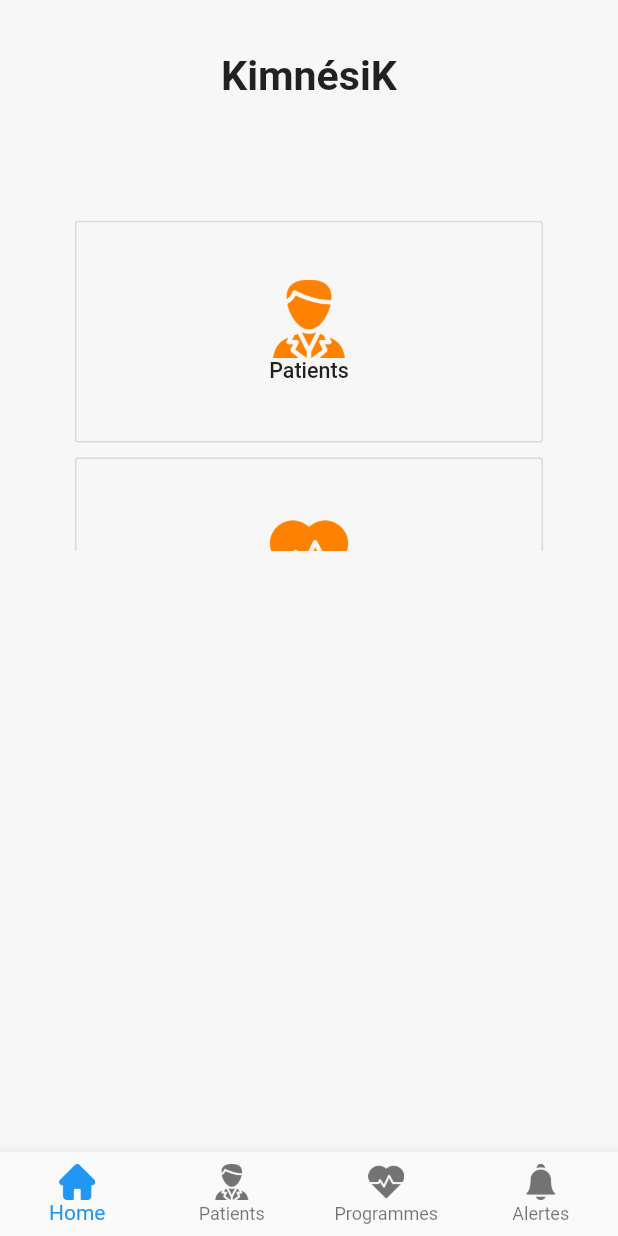
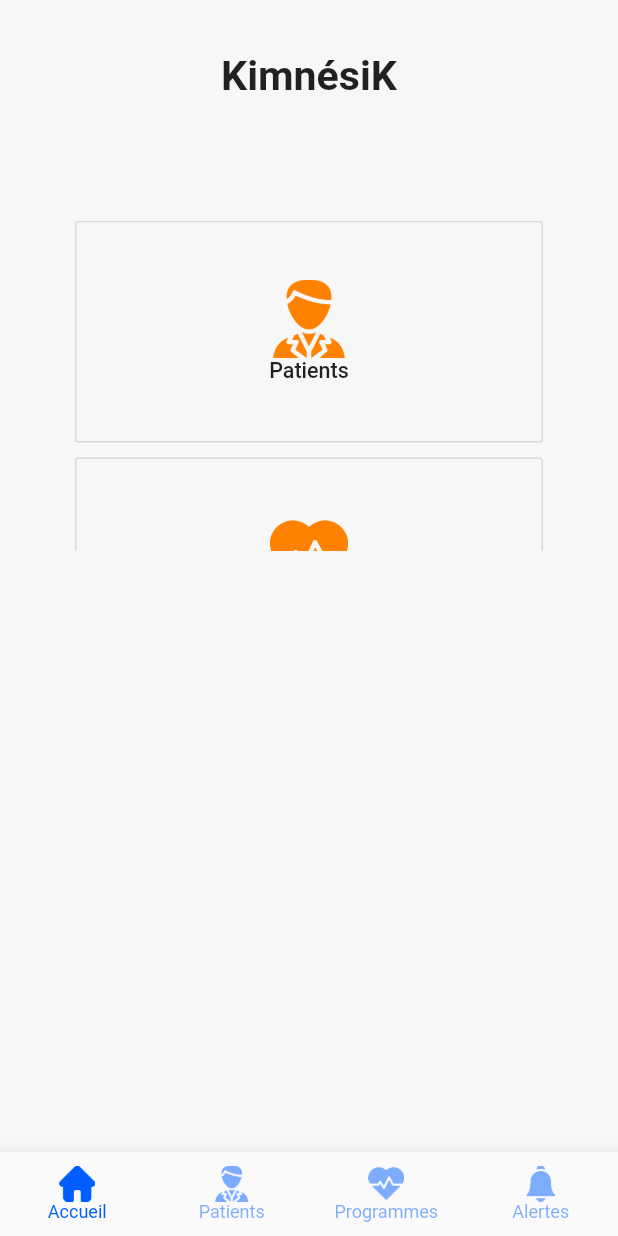
Before and after one commit to hachettea/kimnesik, a Flutter app: the screen it shows after launch, on a phone screen of 412 x 824 dp. Run offline on Flutter 3.47's test engine with Material 2 defaults, Android fonts, the phone set to English and light mode, and no system bars.

Commit message:
Modification interface couleur nav bar et taille de la police

```diff
--- a/lib/view/menukine.dart
+++ b/lib/view/menukine.dart
@@ -28,7 +28,12 @@ class _MyHomePageState extends State<MyHomePage> {
   Widget build(BuildContext context) {
     return Scaffold(
       bottomNavigationBar: BottomNavigationBar(
+
         type: BottomNavigationBarType.fixed,
+        selectedItemColor: Color(0xff005DFF),
+        unselectedItemColor: Color(0x7F005DFF),
+        selectedFontSize: 12,
+        iconSize: 24,
         currentIndex: 0,
         onTap: (int index) {
           setState(() {
@@ -40,7 +45,7 @@ class _MyHomePageState extends State<MyHomePage> {
               icon: new ImageIcon(
                   AssetImage('assets/home.png')
               ),
-              label: 'Home'
+              label: 'Accueil'
           ),
 
           new BottomNavigationBarItem(
@@ -61,7 +66,7 @@ class _MyHomePageState extends State<MyHomePage> {
               icon: new ImageIcon(
                   AssetImage('assets/bell.png')
               ),
-              label: 'Alertes'
+              label: 'Alertes',
           )
 
 
```
